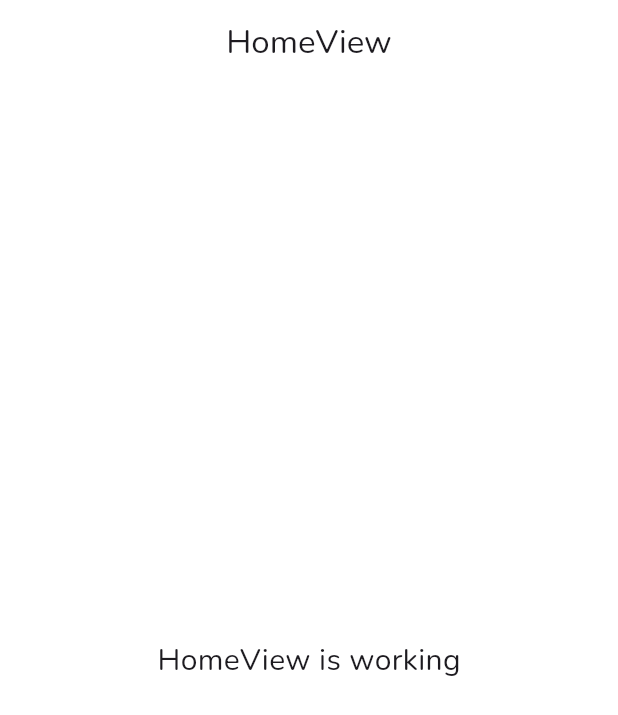
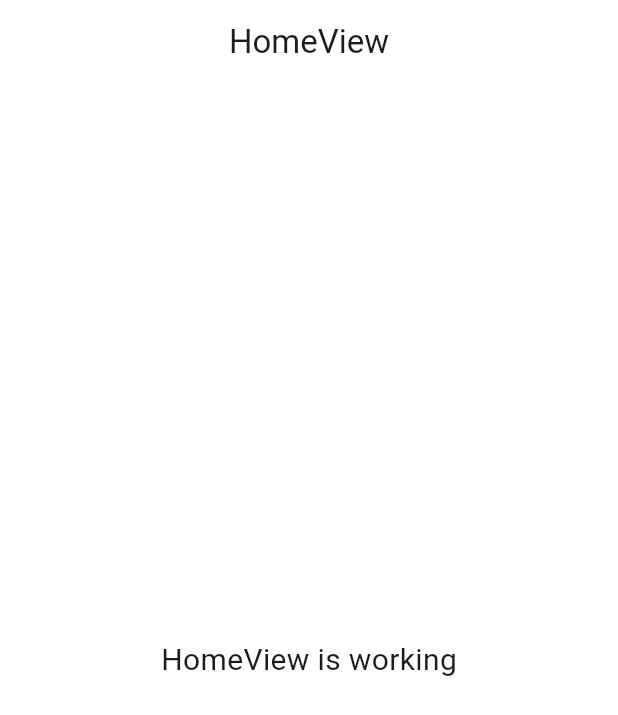
Before and after one commit to md-miyam/my_library, a Flutter app: the screen it shows after launch, on a phone screen of 412 x 824 dp. Shown: the top 715 px of the screen. Run offline on Flutter 3.47's test engine with Material 3 defaults, Android fonts, the phone set to English and light mode, and no system bars; our stand-ins replace flutter_screenutil, get.

Commit message:
my local changes

```diff
--- a/lib/app/data/theme.dart
+++ b/lib/app/data/theme.dart
@@ -5,7 +5,7 @@ import 'app_text_styles.dart';
 
 ThemeData themeData() {
   return ThemeData(
-    fontFamily: 'Nunito',
+    // fontFamily: 'Nunito',
     scaffoldBackgroundColor: AppColors.whiteColor,
     appBarTheme: AppBarTheme(
       backgroundColor: AppColors.whiteColor,
```
Also changed, not shown: pubspec.yaml (+56 -56 lines), pubspec.lock.
